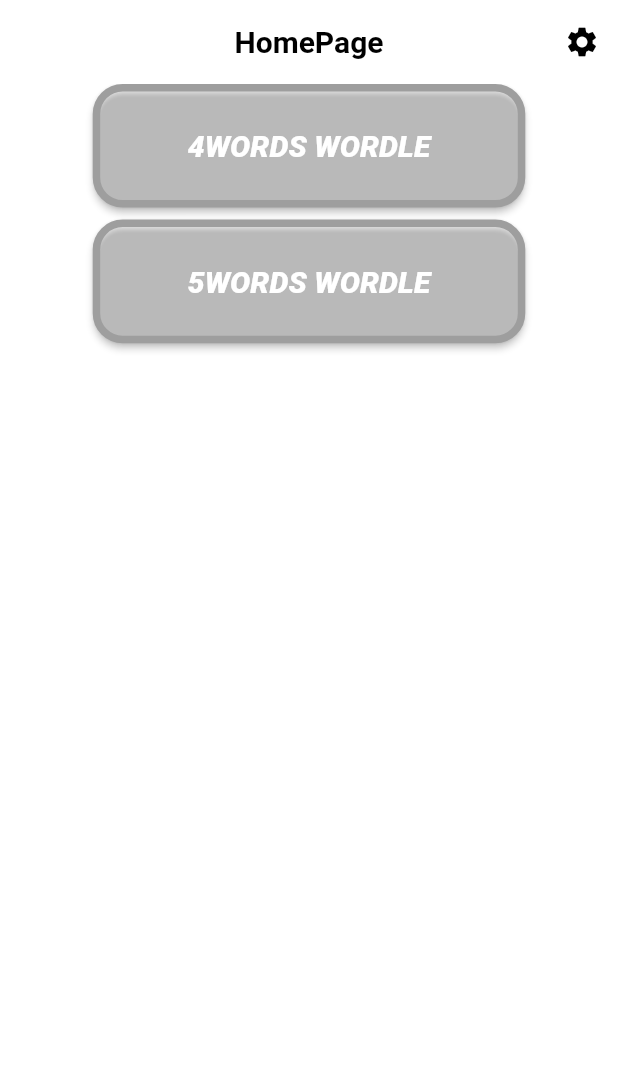
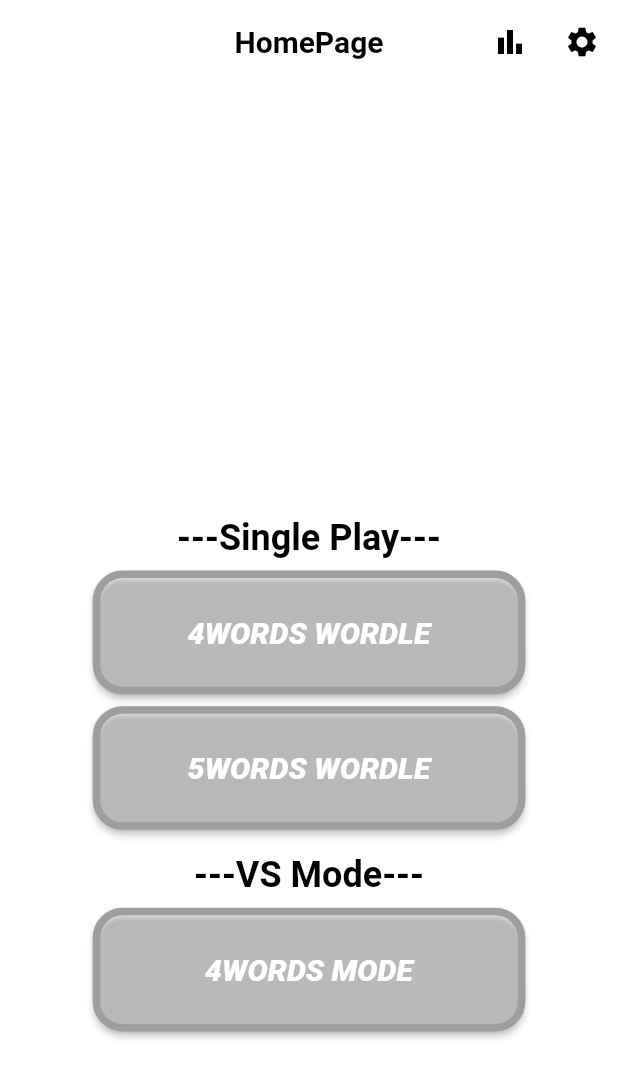
Before and after one commit to ziburi-hiro/wordle, a Flutter app: the screen it shows after launch, on a phone screen of 412 x 824 dp. Shown: the top 1078 px of the screen. Run offline on Flutter 3.47's test engine with Material 2 defaults, Android fonts, the phone set to English and light mode, and no system bars; our stand-ins replace charts_flutter, shared_preferences.

Commit message:
make home page

```diff
--- a/lib/screen/home_page.dart
+++ b/lib/screen/home_page.dart
@@ -26,11 +26,17 @@ class _HomePageState extends State<HomePage> {
         actions: [
           IconButton(
               onPressed: (){
+                print('show statics');
+              },
+              icon: const Icon(Icons.bar_chart_outlined)
+          ),
+          IconButton(
+              onPressed: (){
                 Navigator.of(context).push(MaterialPageRoute(builder: (context) => const Settings()
                 ));
               },
               icon: const Icon(Icons.settings)
-          )
+          ),
         ],
       ),
       body: Consumer<ThemeProvider>(
@@ -38,7 +44,15 @@ class _HomePageState extends State<HomePage> {
           return Center(
           child: Column(
             children: [
-              ElevatedButton(
+              SizedBox(
+                height: size.height*0.35,
+              ),
+              const Text('---Single Play---',style: TextStyle(
+                fontSize: 24
+              ),),
+              Padding(
+                padding: const EdgeInsets.only(top: 8),
+                child: ElevatedButton(
                   style: ElevatedButton.styleFrom(
                     backgroundColor: notifier.isDark ? Colors.transparent : Colors.transparent,
                     fixedSize: Size(size.width * 0.7, size.height * 0.1),
@@ -58,6 +72,7 @@ class _HomePageState extends State<HomePage> {
                     fontWeight: FontWeight.w900,
                     fontStyle: FontStyle.italic
                   ),),
+                ),
               ),
 
               Padding(
@@ -85,7 +100,34 @@ class _HomePageState extends State<HomePage> {
                   ),),
                 ),
               ),
-
+              const Padding(
+                padding: EdgeInsets.all(8.0),
+                child: Text('---VS Mode---',style: TextStyle(
+                    fontSize: 24
+                ),),
+              ),
+              ElevatedButton(
+                style: ElevatedButton.styleFrom(
+                    backgroundColor: notifier.isDark ? Colors.transparent : Colors.transparent,
+                    fixedSize: Size(size.width * 0.7, size.height * 0.1),
+                    shape: RoundedRectangleBorder(
+                        borderRadius: BorderRadius.circular(20)
+                    ),
+                    side: BorderSide(
+                      width: 5,
+                      color: notifier.isDark ? Colors.white : Colors.grey,
+                    )
+                ),
+                onPressed: (){
+                  //Navigator.of(context).push(MaterialPageRoute(builder: (context) => const GamePage()));
+                  print('now implement');
+                },
+                child: const Text('4WORDS MODE',style: TextStyle(
+                    fontSize: 20,
+                    fontWeight: FontWeight.w900,
+                    fontStyle: FontStyle.italic
+                ),),
+              ),
             ],
           ),
         );
```
Lines whose indentation alone changed are shown as unchanged.
